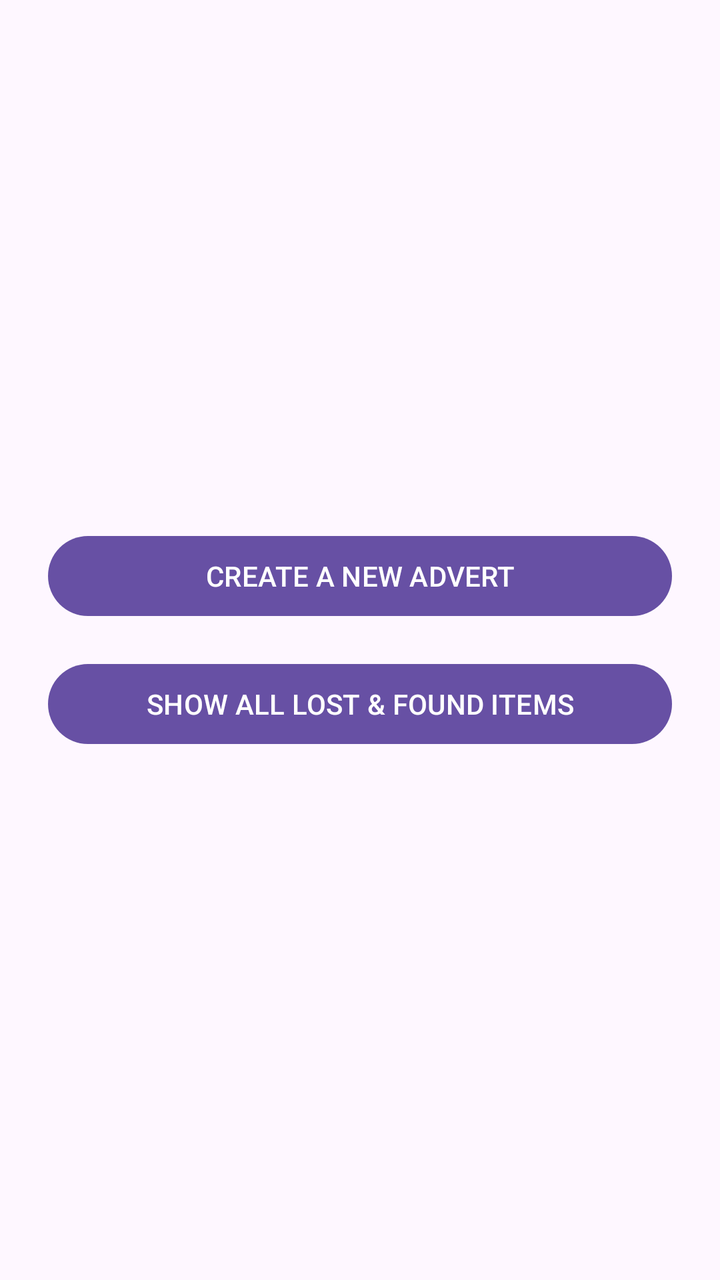
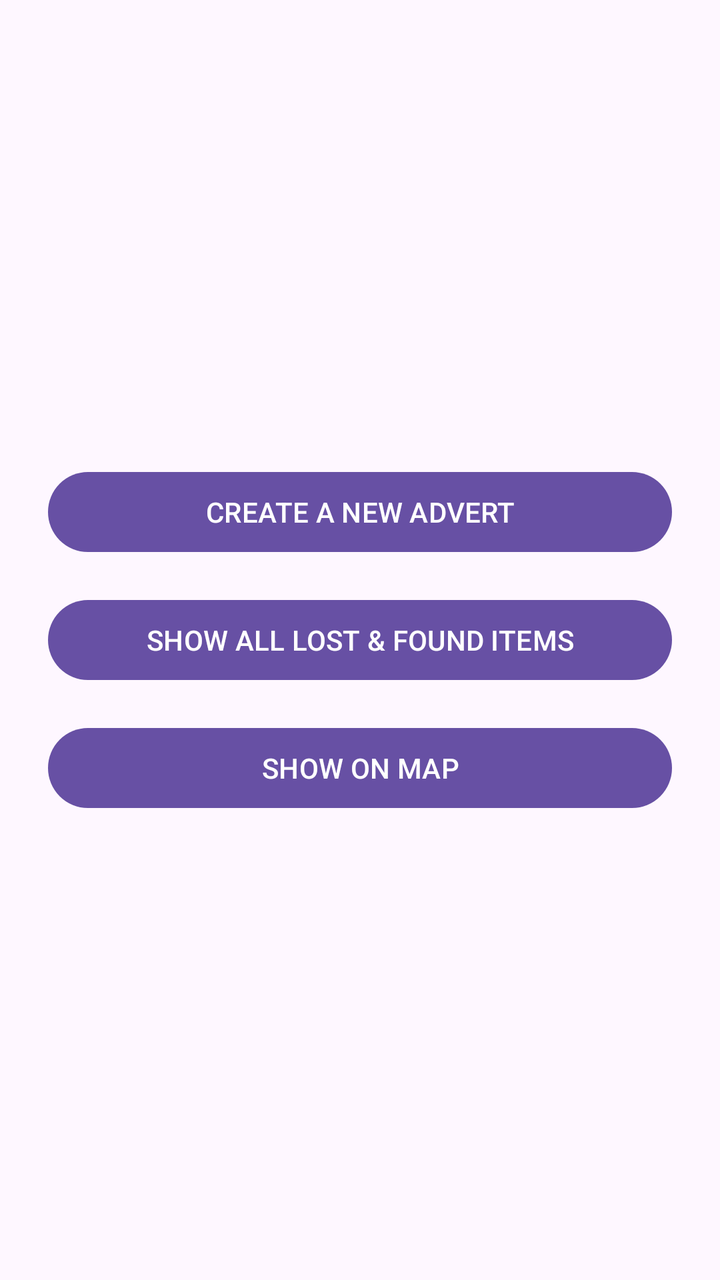

Before-and-after screenshots of an Android layout around one commit, followed by the original layout XML and the change that was made.
<!-- AndroidManifest.xml: application theme Theme.Lostandfound2 -->
<!-- res/layout/activity_main.xml -->
<?xml version="1.0" encoding="utf-8"?>
<LinearLayout xmlns:android="http://schemas.android.com/apk/res/android"
    android:layout_width="match_parent"
    android:layout_height="match_parent"
    android:gravity="center"
    android:orientation="vertical"
    android:padding="24dp">

    <com.google.android.material.button.MaterialButton
        android:id="@+id/btnCreateAdvert"
        android:layout_width="match_parent"
        android:layout_height="wrap_content"
        android:layout_marginBottom="16dp"
        android:text="CREATE A NEW ADVERT" />

    <com.google.android.material.button.MaterialButton
        android:id="@+id/btnShowAll"
        android:layout_width="match_parent"
        android:layout_height="wrap_content"
        android:text="SHOW ALL LOST &amp; FOUND ITEMS" />

</LinearLayout>
<!-- resources referenced by this layout -->
<resources>
  <style name="Theme.Lostandfound2" parent="Base.Theme.Lostandfound2" />
  <style name="Base.Theme.Lostandfound2" parent="Theme.Material3.DayNight.NoActionBar">
          
          
      </style>
</resources>

<!-- the commit's change to res/layout/activity_main.xml (unified diff, before → after) -->
@@ -19,4 +19,11 @@
         android:layout_height="wrap_content"
         android:text="SHOW ALL LOST &amp; FOUND ITEMS" />
 
+    <com.google.android.material.button.MaterialButton
+        android:id="@+id/btnShowOnMap"
+        android:layout_width="match_parent"
+        android:layout_height="wrap_content"
+        android:layout_marginTop="16dp"
+        android:text="SHOW ON MAP" />
+
 </LinearLayout>
